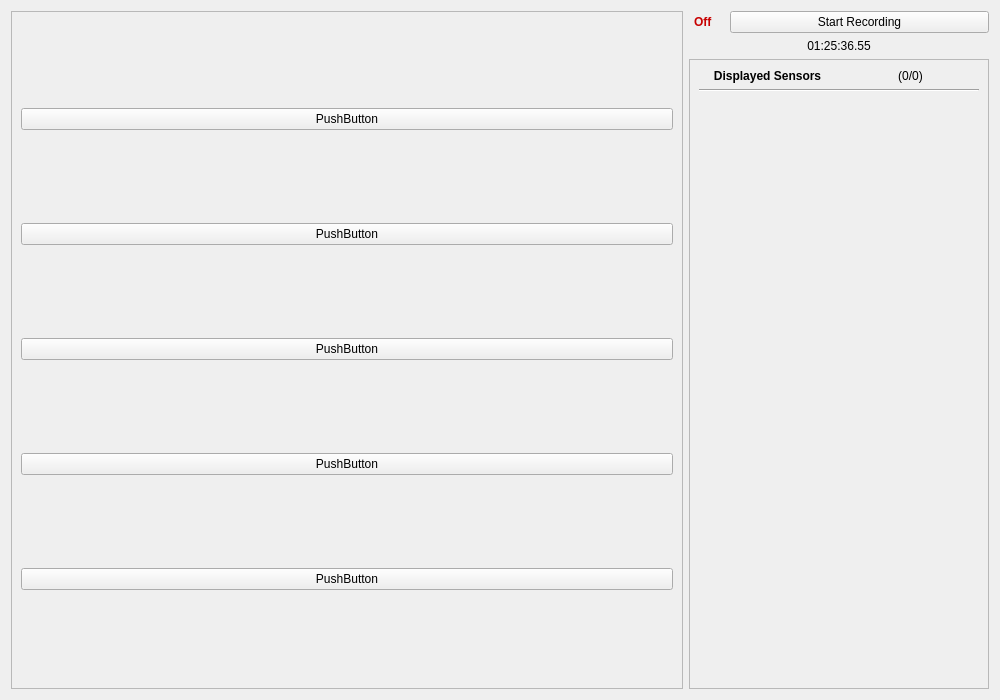
Above: Application/daata_v1_0/Widgets/Data_Collection/data_collection.ui from Georgia-Tech-Off-Road/DAQ before the change. Below: the same form after it.
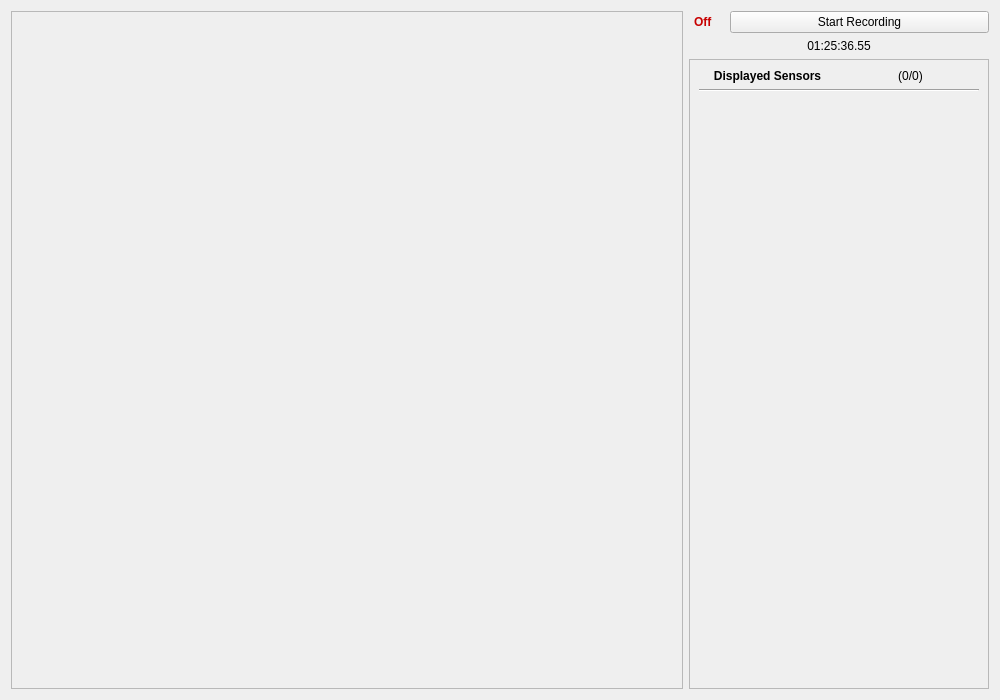
That is the form after the change.

Commit message:
Added data display functionality for graphs in real time
Also added in halting unused tabs to save on memory and processing power

```diff
--- a/Application/daata_v1_0/Widgets/Data_Collection/data_collection.ui
+++ b/Application/daata_v1_0/Widgets/Data_Collection/data_collection.ui
@@ -174,43 +174,7 @@
       <property name="layoutDirection">
        <enum>Qt::LeftToRight</enum>
       </property>
-      <layout class="QVBoxLayout" name="verticalLayout">
-       <item>
-        <widget class="QPushButton" name="pushButton_2">
-         <property name="text">
-          <string>PushButton</string>
-         </property>
-        </widget>
-       </item>
-       <item>
-        <widget class="QPushButton" name="pushButton_5">
-         <property name="text">
-          <string>PushButton</string>
-         </property>
-        </widget>
-       </item>
-       <item>
-        <widget class="QPushButton" name="pushButton_4">
-         <property name="text">
-          <string>PushButton</string>
-         </property>
-        </widget>
-       </item>
-       <item>
-        <widget class="QPushButton" name="pushButton_3">
-         <property name="text">
-          <string>PushButton</string>
-         </property>
-        </widget>
-       </item>
-       <item>
-        <widget class="QPushButton" name="pushButton">
-         <property name="text">
-          <string>PushButton</string>
-         </property>
-        </widget>
-       </item>
-      </layout>
+      <layout class="QVBoxLayout" name="verticalLayout"/>
      </widget>
     </widget>
    </item>
```
Left out of the diff: 2 changed lines with no effect on the pictures. The commit also changes 5 other files.
